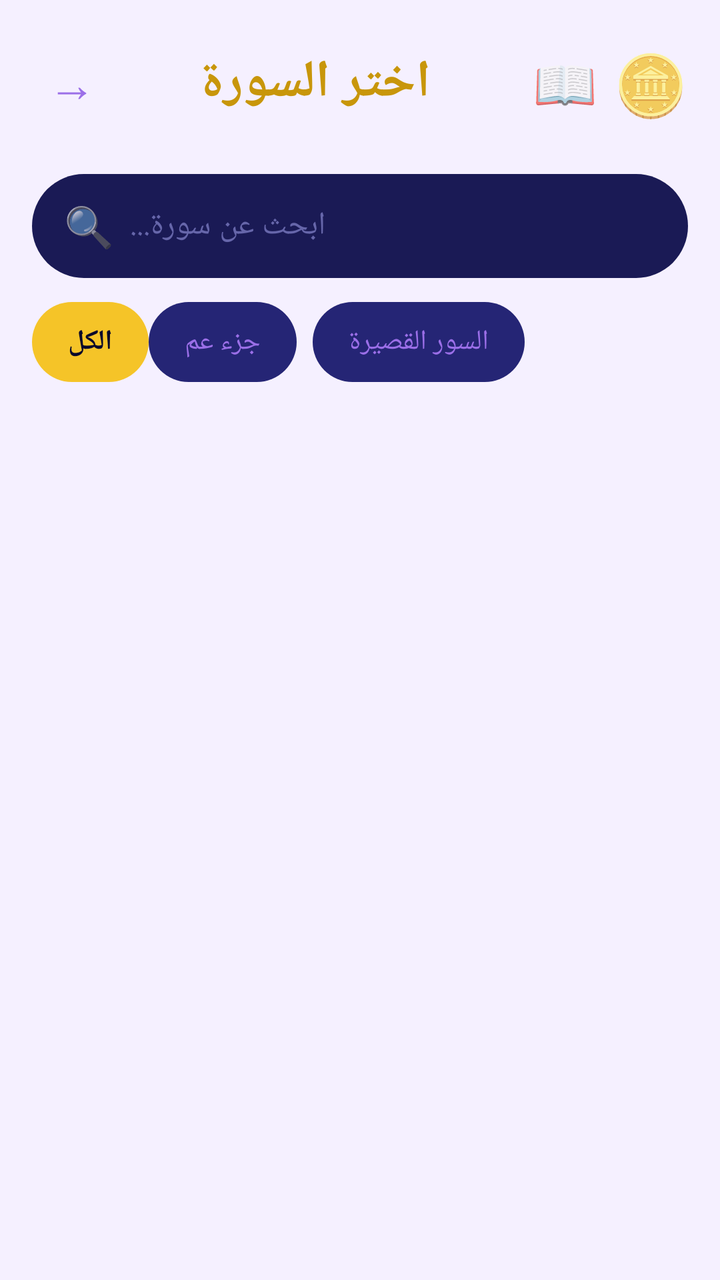
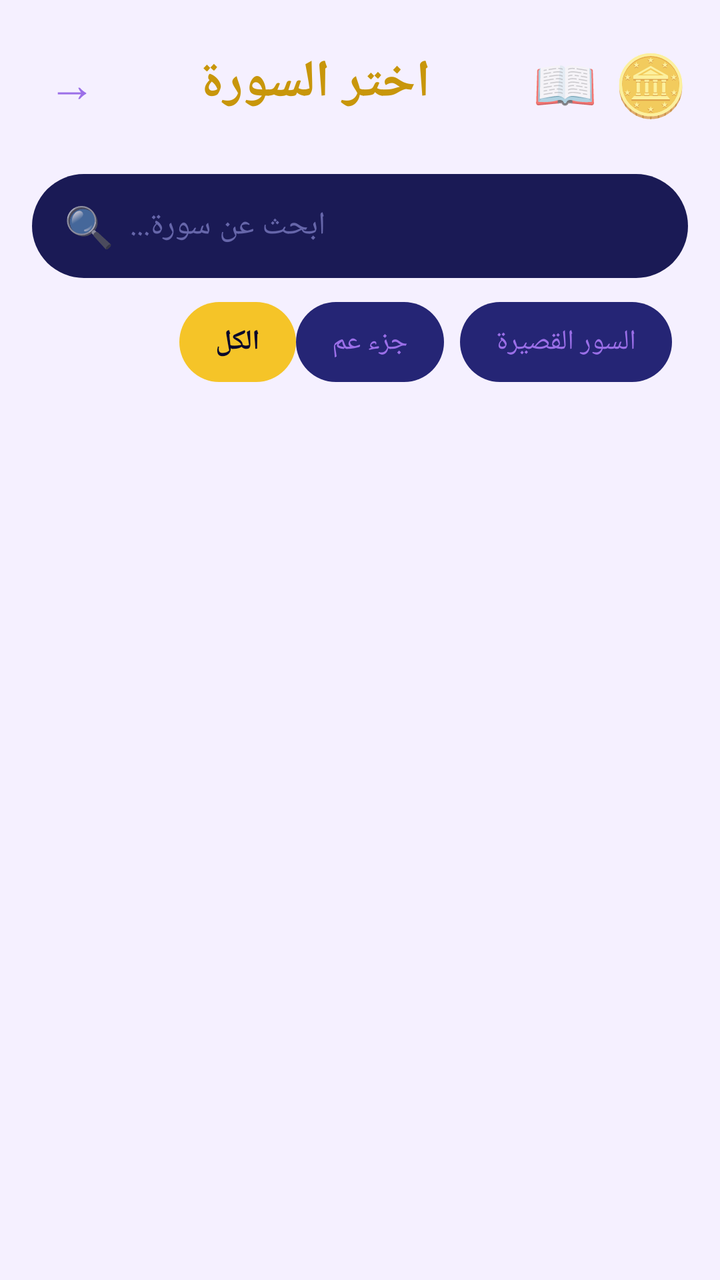

Screens rendered from an Android XML layout before and after an edit, with the pre-edit source and the edit as a unified diff.
<!-- AndroidManifest.xml: application theme Theme.HifzApp -->
<!-- res/layout/activity_surah_list.xml -->
<androidx.constraintlayout.widget.ConstraintLayout xmlns:android="http://schemas.android.com/apk/res/android" xmlns:app="http://schemas.android.com/apk/res-auto" android:layout_width="match_parent" android:layout_height="match_parent" android:background="@color/bg_dark" android:layoutDirection="rtl">
    
    <LinearLayout android:id="@+id/llHeader" android:layout_width="0dp" android:layout_height="wrap_content" android:orientation="horizontal" android:gravity="center_vertical" android:padding="16dp" android:layoutDirection="rtl" app:layout_constraintTop_toTopOf="parent" app:layout_constraintStart_toStartOf="parent" app:layout_constraintEnd_toEndOf="parent">
        
        <TextView android:layout_width="wrap_content" android:layout_height="wrap_content" android:text="🪙" android:textSize="30sp"/>
        
        <TextView
            android:id="@+id/tvViewPage"
            android:layout_width="wrap_content"
            android:layout_height="wrap_content"
            android:text="📖"
            android:textSize="26sp"
            android:padding="8dp"/>
        <TextView android:id="@+id/tvTitle" android:layout_width="0dp" android:layout_height="wrap_content" android:layout_weight="1" android:text="اختر السورة" android:textSize="26sp" android:textColor="@color/yellow_main" android:textStyle="bold" android:gravity="center"/>
        
        <TextView android:id="@+id/tvBack" android:layout_width="wrap_content" android:layout_height="wrap_content" android:text="→" android:textSize="24sp" android:textColor="@color/white" android:padding="8dp"/>
    </LinearLayout>
    
    <LinearLayout android:id="@+id/llSearch" android:layout_width="0dp" android:layout_height="52dp" android:orientation="horizontal" android:background="@drawable/bg_search_bar" android:gravity="center_vertical" android:paddingStart="20dp" android:paddingEnd="16dp" android:layoutDirection="rtl" android:layout_marginHorizontal="16dp" android:layout_marginTop="4dp" app:layout_constraintTop_toBottomOf="@id/llHeader" app:layout_constraintStart_toStartOf="parent" app:layout_constraintEnd_toEndOf="parent">
        <EditText android:id="@+id/etSearch" android:layout_width="0dp" android:layout_height="wrap_content" android:layout_weight="1" android:hint="ابحث عن سورة..." android:textColorHint="#6666AA" android:textColor="@color/white" android:textSize="16sp" android:background="@null" android:gravity="end" android:imeOptions="actionSearch" android:inputType="text" android:singleLine="true"/>
        <TextView android:layout_width="wrap_content" android:layout_height="wrap_content" android:text="🔍" android:textSize="20sp" android:layout_marginStart="8dp"/>
    </LinearLayout>
    
    <LinearLayout android:id="@+id/llFilters" android:layout_width="wrap_content" android:layout_height="wrap_content" android:orientation="horizontal" android:layoutDirection="rtl" android:layout_marginTop="12dp" app:layout_constraintTop_toBottomOf="@id/llSearch" app:layout_constraintEnd_toEndOf="parent" android:layout_marginEnd="16dp">
        <TextView android:id="@+id/tvFilterShort" android:layout_width="wrap_content" android:layout_height="40dp" android:text="السور القصيرة" android:textColor="@color/white" android:textSize="14sp" android:gravity="center" android:paddingHorizontal="18dp" android:background="@drawable/bg_filter_inactive" android:layout_marginStart="8dp"/>
        <TextView android:id="@+id/tvFilterJuz" android:layout_width="wrap_content" android:layout_height="40dp" android:text="جزء عم" android:textColor="@color/white" android:textSize="14sp" android:gravity="center" android:paddingHorizontal="18dp" android:background="@drawable/bg_filter_inactive" android:layout_marginStart="8dp"/>
        <TextView android:id="@+id/tvFilterAll" android:layout_width="wrap_content" android:layout_height="40dp" android:text="الكل" android:textColor="#09092B" android:textSize="14sp" android:textStyle="bold" android:gravity="center" android:paddingHorizontal="18dp" android:background="@drawable/bg_filter_active"/>
    </LinearLayout>
    
    <androidx.recyclerview.widget.RecyclerView android:id="@+id/rvSurahs" android:layout_width="0dp" android:layout_height="0dp" android:layout_marginTop="12dp" android:layout_marginHorizontal="12dp" android:clipToPadding="false" android:paddingBottom="16dp" app:layout_constraintTop_toBottomOf="@id/llFilters" app:layout_constraintBottom_toBottomOf="parent" app:layout_constraintStart_toStartOf="parent" app:layout_constraintEnd_toEndOf="parent"/>
</androidx.constraintlayout.widget.ConstraintLayout>
<!-- resources referenced by this layout -->
<resources>
  <color name="bg_dark">#F5F0FF</color>
  <color name="white">#9B6FE8</color>
  <color name="yellow_main">#C8960A</color>
  <!-- drawable bg_filter_active (drawable) -->
  <shape xmlns:android="http://schemas.android.com/apk/res/android">
      <solid android:color="#F5C428"/>
      <corners android:radius="24dp"/>
  </shape>
  <!-- drawable bg_filter_inactive (drawable) -->
  <shape xmlns:android="http://schemas.android.com/apk/res/android">
      <solid android:color="#252575"/>
      <corners android:radius="24dp"/>
  </shape>
  <!-- drawable bg_search_bar (drawable) -->
  <shape xmlns:android="http://schemas.android.com/apk/res/android">
      <solid android:color="#1A1A55"/>
      <corners android:radius="28dp"/>
  </shape>
  <style name="Theme.HifzApp" parent="Theme.MaterialComponents.NoActionBar">
          <item name="colorPrimary">@color/yellow_main</item>
          <item name="colorPrimaryDark">@color/bg_dark</item>
          <item name="colorAccent">@color/purple_main</item>
          <item name="android:windowBackground">@color/bg_dark</item>
          <item name="android:statusBarColor">@color/bg_dark</item>
          <item name="android:navigationBarColor">@color/nav_bar_bg</item>
          <item name="android:layoutDirection">rtl</item>
          <item name="android:supportsRtl">true</item>
      </style>
  <color name="purple_main">#9B6FE8</color>
  <color name="nav_bar_bg">#EDE5FF</color>
</resources>

<!-- the commit's change to res/layout/activity_surah_list.xml (unified diff, before → after) -->
@@ -1,8 +1,31 @@
-<androidx.constraintlayout.widget.ConstraintLayout xmlns:android="http://schemas.android.com/apk/res/android" xmlns:app="http://schemas.android.com/apk/res-auto" android:layout_width="match_parent" android:layout_height="match_parent" android:background="@color/bg_dark" android:layoutDirection="rtl">
+<androidx.constraintlayout.widget.ConstraintLayout
+    xmlns:android="http://schemas.android.com/apk/res/android"
+    xmlns:app="http://schemas.android.com/apk/res-auto"
+    android:layout_width="match_parent"
+    android:layout_height="match_parent"
+    android:background="@color/bg_dark"
+    android:layoutDirection="rtl">
+
     
-    <LinearLayout android:id="@+id/llHeader" android:layout_width="0dp" android:layout_height="wrap_content" android:orientation="horizontal" android:gravity="center_vertical" android:padding="16dp" android:layoutDirection="rtl" app:layout_constraintTop_toTopOf="parent" app:layout_constraintStart_toStartOf="parent" app:layout_constraintEnd_toEndOf="parent">
+    <LinearLayout
+        android:id="@+id/llHeader"
+        android:layout_width="0dp"
+        android:layout_height="wrap_content"
+        android:orientation="horizontal"
+        android:gravity="center_vertical"
+        android:padding="16dp"
+        android:layoutDirection="rtl"
+        app:layout_constraintTop_toTopOf="parent"
+        app:layout_constraintStart_toStartOf="parent"
+        app:layout_constraintEnd_toEndOf="parent">
+
         
-        <TextView android:layout_width="wrap_content" android:layout_height="wrap_content" android:text="🪙" android:textSize="30sp"/>
+        <TextView
+            android:layout_width="wrap_content"
+            android:layout_height="wrap_content"
+            android:text="🪙"
+            android:textSize="30sp"/>
+
         
         <TextView
             android:id="@+id/tvViewPage"
@@ -11,21 +34,135 @@
             android:text="📖"
             android:textSize="26sp"
             android:padding="8dp"/>
-        <TextView android:id="@+id/tvTitle" android:layout_width="0dp" android:layout_height="wrap_content" android:layout_weight="1" android:text="اختر السورة" android:textSize="26sp" android:textColor="@color/yellow_main" android:textStyle="bold" android:gravity="center"/>
+
         
-        <TextView android:id="@+id/tvBack" android:layout_width="wrap_content" android:layout_height="wrap_content" android:text="→" android:textSize="24sp" android:textColor="@color/white" android:padding="8dp"/>
+        <TextView
+            android:id="@+id/tvTitle"
+            android:layout_width="0dp"
+            android:layout_height="wrap_content"
+            android:layout_weight="1"
+            android:text="اختر السورة"
+            android:textSize="26sp"
+            android:textColor="@color/yellow_main"
+            android:textStyle="bold"
+            android:gravity="center"/>
+
+        
+        <TextView
+            android:id="@+id/tvBack"
+            android:layout_width="wrap_content"
+            android:layout_height="wrap_content"
+            android:text="→"
+            android:textSize="24sp"
+            android:textColor="@color/white"
+            android:padding="8dp"/>
+
     </LinearLayout>
+
     
-    <LinearLayout android:id="@+id/llSearch" android:layout_width="0dp" android:layout_height="52dp" android:orientation="horizontal" android:background="@drawable/bg_search_bar" android:gravity="center_vertical" android:paddingStart="20dp" android:paddingEnd="16dp" android:layoutDirection="rtl" android:layout_marginHorizontal="16dp" android:layout_marginTop="4dp" app:layout_constraintTop_toBottomOf="@id/llHeader" app:layout_constraintStart_toStartOf="parent" app:layout_constraintEnd_toEndOf="parent">
-        <EditText android:id="@+id/etSearch" android:layout_width="0dp" android:layout_height="wrap_content" android:layout_weight="1" android:hint="ابحث عن سورة..." android:textColorHint="#6666AA" android:textColor="@color/white" android:textSize="16sp" android:background="@null" android:gravity="end" android:imeOptions="actionSearch" android:inputType="text" android:singleLine="true"/>
-        <TextView android:layout_width="wrap_content" android:layout_height="wrap_content" android:text="🔍" android:textSize="20sp" android:layout_marginStart="8dp"/>
+    <LinearLayout
+        android:id="@+id/llSearch"
+        android:layout_width="0dp"
+        android:layout_height="52dp"
+        android:orientation="horizontal"
+        android:background="@drawable/bg_search_bar"
+        android:gravity="center_vertical"
+        android:paddingStart="20dp"
+        android:paddingEnd="16dp"
+        android:layoutDirection="rtl"
+        android:layout_marginHorizontal="16dp"
+        android:layout_marginTop="4dp"
+        app:layout_constraintTop_toBottomOf="@id/llHeader"
+        app:layout_constraintStart_toStartOf="parent"
+        app:layout_constraintEnd_toEndOf="parent">
+
+        <EditText
+            android:id="@+id/etSearch"
+            android:layout_width="0dp"
+            android:layout_height="wrap_content"
+            android:layout_weight="1"
+            android:hint="ابحث عن سورة..."
+            android:textColorHint="#6666AA"
+            android:textColor="@color/white"
+            android:textSize="16sp"
+            android:background="@null"
+            android:gravity="end"
+            android:imeOptions="actionSearch"
+            android:inputType="text"
+            android:singleLine="true"/>
+
+        <TextView
+            android:layout_width="wrap_content"
+            android:layout_height="wrap_content"
+            android:text="🔍"
+            android:textSize="20sp"
+            android:layout_marginStart="8dp"/>
+
     </LinearLayout>
+
     
-    <LinearLayout android:id="@+id/llFilters" android:layout_width="wrap_content" android:layout_height="wrap_content" android:orientation="horizontal" android:layoutDirection="rtl" android:layout_marginTop="12dp" app:layout_constraintTop_toBottomOf="@id/llSearch" app:layout_constraintEnd_toEndOf="parent" android:layout_marginEnd="16dp">
-        <TextView android:id="@+id/tvFilterShort" android:layout_width="wrap_content" android:layout_height="40dp" android:text="السور القصيرة" android:textColor="@color/white" android:textSize="14sp" android:gravity="center" android:paddingHorizontal="18dp" android:background="@drawable/bg_filter_inactive" android:layout_marginStart="8dp"/>
-        <TextView android:id="@+id/tvFilterJuz" android:layout_width="wrap_content" android:layout_height="40dp" android:text="جزء عم" android:textColor="@color/white" android:textSize="14sp" android:gravity="center" android:paddingHorizontal="18dp" android:background="@drawable/bg_filter_inactive" android:layout_marginStart="8dp"/>
-        <TextView android:id="@+id/tvFilterAll" android:layout_width="wrap_content" android:layout_height="40dp" android:text="الكل" android:textColor="#09092B" android:textSize="14sp" android:textStyle="bold" android:gravity="center" android:paddingHorizontal="18dp" android:background="@drawable/bg_filter_active"/>
+    <LinearLayout
+        android:id="@+id/llFilters"
+        android:layout_width="wrap_content"
+        android:layout_height="wrap_content"
+        android:orientation="horizontal"
+        android:layoutDirection="ltr"
+        android:layout_marginTop="12dp"
+        android:layout_marginEnd="16dp"
+        app:layout_constraintTop_toBottomOf="@id/llSearch"
+        app:layout_constraintEnd_toEndOf="parent">
+
+        
+        <TextView
+            android:id="@+id/tvFilterAll"
+            android:layout_width="wrap_content"
+            android:layout_height="40dp"
+            android:text="الكل"
+            android:textColor="#09092B"
+            android:textSize="14sp"
+            android:textStyle="bold"
+            android:gravity="center"
+            android:paddingHorizontal="18dp"
+            android:background="@drawable/bg_filter_active"/>
+
+        <TextView
+            android:id="@+id/tvFilterJuz"
+            android:layout_width="wrap_content"
+            android:layout_height="40dp"
+            android:text="جزء عم"
+            android:textColor="@color/white"
+            android:textSize="14sp"
+            android:gravity="center"
+            android:paddingHorizontal="18dp"
+            android:background="@drawable/bg_filter_inactive"
+            android:layout_marginStart="8dp"/>
+
+        <TextView
+            android:id="@+id/tvFilterShort"
+            android:layout_width="wrap_content"
+            android:layout_height="40dp"
+            android:text="السور القصيرة"
+            android:textColor="@color/white"
+            android:textSize="14sp"
+            android:gravity="center"
+            android:paddingHorizontal="18dp"
+            android:background="@drawable/bg_filter_inactive"
+            android:layout_marginStart="8dp"/>
+
     </LinearLayout>
+
     
-    <androidx.recyclerview.widget.RecyclerView android:id="@+id/rvSurahs" android:layout_width="0dp" android:layout_height="0dp" android:layout_marginTop="12dp" android:layout_marginHorizontal="12dp" android:clipToPadding="false" android:paddingBottom="16dp" app:layout_constraintTop_toBottomOf="@id/llFilters" app:layout_constraintBottom_toBottomOf="parent" app:layout_constraintStart_toStartOf="parent" app:layout_constraintEnd_toEndOf="parent"/>
+    <androidx.recyclerview.widget.RecyclerView
+        android:id="@+id/rvSurahs"
+        android:layout_width="0dp"
+        android:layout_height="0dp"
+        android:layout_marginTop="12dp"
+        android:layout_marginHorizontal="12dp"
+        android:clipToPadding="false"
+        android:paddingBottom="16dp"
+        app:layout_constraintTop_toBottomOf="@id/llFilters"
+        app:layout_constraintBottom_toBottomOf="parent"
+        app:layout_constraintStart_toStartOf="parent"
+        app:layout_constraintEnd_toEndOf="parent"/>
+
 </androidx.constraintlayout.widget.ConstraintLayout>
